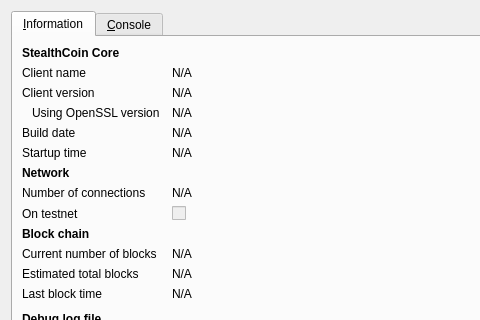
Above: src/qt/forms/rpcconsole.ui from Stealth-R-D-LLC/Stealth before the change; both pictures show x 0 to 480 and y 0 to 320 of the 740 by 450 pixel window. Below: the same form after it.
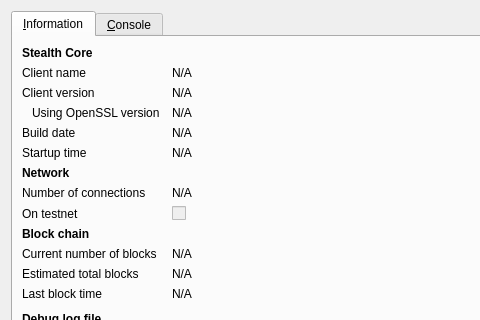
That is the form after the change. Icons and pictures are not drawn.

Commit message: Rebrand to Stealth, update seed nodes

```diff
--- a/src/qt/forms/rpcconsole.ui
+++ b/src/qt/forms/rpcconsole.ui
@@ -36,7 +36,7 @@
           </font>
          </property>
          <property name="text">
-          <string>StealthCoin Core</string>
+          <string>Stealth Core</string>
          </property>
         </widget>
        </item>
```
Left out of the diff: 6 changed lines with no effect on the pictures. The commit also changes 63 other files.
